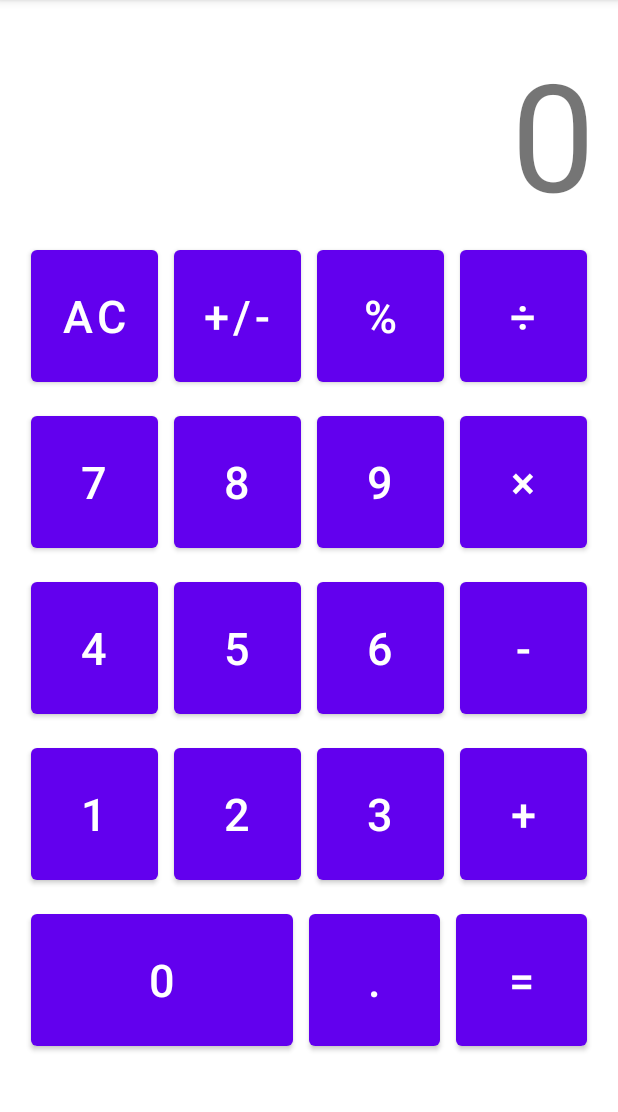
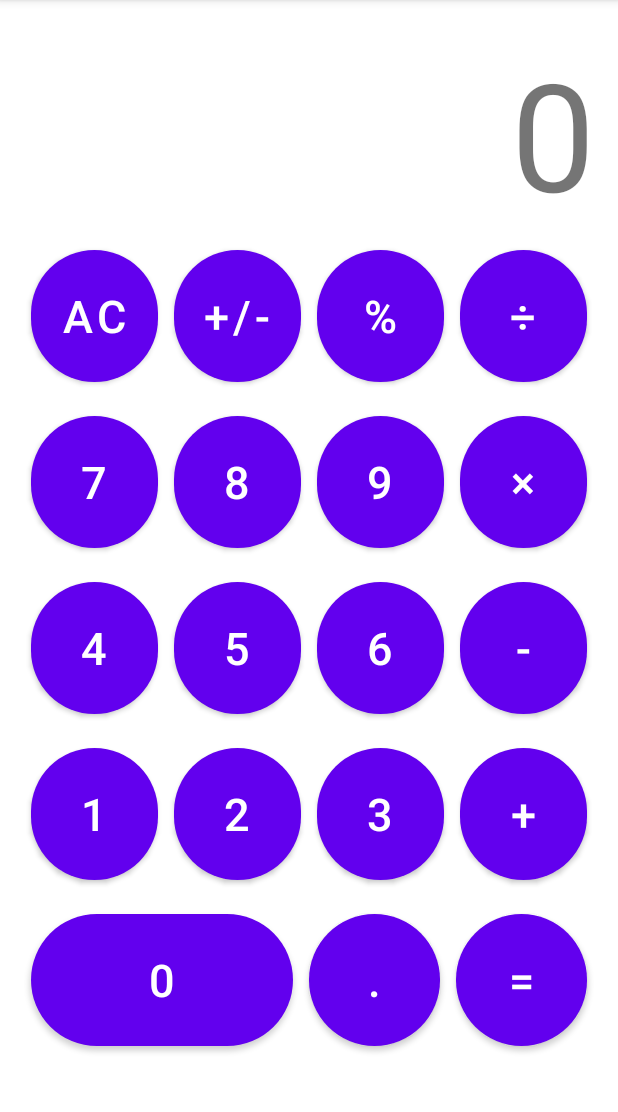
Before and after one commit to vuhe/recite-words, an Android app: the CalculatorActivity screen opened directly, with no data from a screen before it, on a phone screen of 412 x 824 dp, the part 84-1196 px from its top. Run offline under Robolectric (Android 15) with nearby library versions, the phone set to English and light mode, and no system bars.

Commit message:
feat(all): 调整样式

```diff
--- a/app/src/main/res/layout/activity_calculator.xml
+++ b/app/src/main/res/layout/activity_calculator.xml
@@ -1,5 +1,6 @@
 <?xml version="1.0" encoding="utf-8"?>
 <LinearLayout xmlns:android="http://schemas.android.com/apk/res/android"
+    xmlns:app="http://schemas.android.com/apk/res-auto"
     android:layout_margin="15dp"
     android:orientation="vertical"
     android:layout_width="match_parent"
@@ -13,170 +14,190 @@
             android:layout_width="wrap_content"
             android:layout_height="wrap_content"
             android:layout_gravity="bottom"
-            android:textSize="100dp"
-            android:text="0" />
+            android:textSize="100sp"
+            android:text="@string/zero" />
     </LinearLayout>
     <LinearLayout
         android:orientation="horizontal"
         android:layout_width="match_parent"
         android:layout_height="wrap_content">
-        <Button
+        <com.google.android.material.button.MaterialButton
             android:layout_margin="5dp"
             android:layout_width="0dp"
             android:layout_height="100dp"
             android:layout_weight="1"
-            android:textSize="30dp"
-            android:text="AC"/>
-        <Button
+            app:cornerRadius="50dp"
+            android:textSize="30sp"
+            android:text="@string/ac"/>
+        <com.google.android.material.button.MaterialButton
             android:layout_margin="5dp"
             android:layout_width="0dp"
             android:layout_height="100dp"
             android:layout_weight="1"
-            android:textSize="30dp"
-            android:text="+/-"/>
-        <Button
+            app:cornerRadius="50dp"
+            android:textSize="30sp"
+            android:text="@string/negative"/>
+        <com.google.android.material.button.MaterialButton
             android:layout_margin="5dp"
             android:layout_width="0dp"
             android:layout_height="100dp"
             android:layout_weight="1"
-            android:textSize="30dp"
-            android:text="%"/>
-        <Button
+            app:cornerRadius="50dp"
+            android:textSize="30sp"
+            android:text="@string/percent"/>
+        <com.google.android.material.button.MaterialButton
             android:layout_margin="5dp"
             android:layout_width="0dp"
             android:layout_height="100dp"
             android:layout_weight="1"
-            android:textSize="30dp"
-            android:text="÷"/>
+            app:cornerRadius="50dp"
+            android:textSize="30sp"
+            android:text="@string/division"/>
 
     </LinearLayout>
     <LinearLayout
         android:orientation="horizontal"
         android:layout_width="match_parent"
         android:layout_height="wrap_content">
-        <Button
+        <com.google.android.material.button.MaterialButton
             android:layout_margin="5dp"
             android:layout_width="0dp"
             android:layout_height="100dp"
             android:layout_weight="1"
-            android:textSize="30dp"
-            android:text="7"/>
-        <Button
+            app:cornerRadius="50dp"
+            android:textSize="30sp"
+            android:text="@string/seven"/>
+        <com.google.android.material.button.MaterialButton
             android:layout_margin="5dp"
             android:layout_width="0dp"
             android:layout_height="100dp"
             android:layout_weight="1"
-            android:textSize="30dp"
-            android:text="8"/>
-        <Button
+            app:cornerRadius="50dp"
+            android:textSize="30sp"
+            android:text="@string/eight"/>
+        <com.google.android.material.button.MaterialButton
             android:layout_margin="5dp"
             android:layout_width="0dp"
             android:layout_height="100dp"
             android:layout_weight="1"
-            android:textSize="30dp"
-            android:text="9"/>
-        <Button
+            app:cornerRadius="50dp"
+            android:textSize="30sp"
+            android:text="@string/nine"/>
+        <com.google.android.material.button.MaterialButton
             android:layout_margin="5dp"
             android:layout_width="0dp"
             android:layout_height="100dp"
             android:layout_weight="1"
-            android:textSize="30dp"
-            android:text="×"/>
+            app:cornerRadius="50dp"
+            android:textSize="30sp"
+            android:text="@string/multiply"/>
 
     </LinearLayout>
     <LinearLayout
         android:orientation="horizontal"
         android:layout_width="match_parent"
         android:layout_height="wrap_content">
-        <Button
+        <com.google.android.material.button.MaterialButton
             android:layout_margin="5dp"
             android:layout_width="0dp"
             android:layout_height="100dp"
             android:layout_weight="1"
-            android:textSize="30dp"
-            android:text="4"/>
-        <Button
+            app:cornerRadius="50dp"
+            android:textSize="30sp"
+            android:text="@string/four"/>
+        <com.google.android.material.button.MaterialButton
             android:layout_margin="5dp"
             android:layout_width="0dp"
             android:layout_height="100dp"
             android:layout_weight="1"
-            android:textSize="30dp"
-            android:text="5"/>
-        <Button
+            app:cornerRadius="50dp"
+            android:textSize="30sp"
+            android:text="@string/five"/>
+        <com.google.android.material.button.MaterialButton
             android:layout_margin="5dp"
             android:layout_width="0dp"
             android:layout_height="100dp"
             android:layout_weight="1"
-            android:textSize="30dp"
-            android:text="6"/>
-        <Button
+            app:cornerRadius="50dp"
+            android:textSize="30sp"
+            android:text="@string/six"/>
+        <com.google.android.material.button.MaterialButton
             android:layout_margin="5dp"
             android:layout_width="0dp"
             android:layout_height="100dp"
             android:layout_weight="1"
-            android:textSize="30dp"
-            android:text="-"/>
+            app:cornerRadius="50dp"
+            android:textSize="30sp"
+            android:text="@string/minus"/>
 
     </LinearLayout>
     <LinearLayout
         android:orientation="horizontal"
         android:layout_width="match_parent"
         android:layout_height="wrap_content">
-        <Button
+        <com.google.android.material.button.MaterialButton
             android:layout_margin="5dp"
             android:layout_width="0dp"
             android:layout_height="100dp"
             android:layout_weight="1"
-            android:textSize="30dp"
-            android:text="1"/>
-        <Button
+            app:cornerRadius="50dp"
+            android:textSize="30sp"
+            android:text="@string/one"/>
+        <com.google.android.material.button.MaterialButton
             android:layout_margin="5dp"
             android:layout_width="0dp"
             android:layout_height="100dp"
             android:layout_weight="1"
-            android:textSize="30dp"
-            android:text="2"/>
-        <Button
+            app:cornerRadius="50dp"
+            android:textSize="30sp"
+            android:text="@string/two"/>
+        <com.google.android.material.button.MaterialButton
             android:layout_margin="5dp"
             android:layout_width="0dp"
             android:layout_height="100dp"
             android:layout_weight="1"
-            android:textSize="30dp"
-            android:text="3"/>
-        <Button
+            app:cornerRadius="50dp"
+            android:textSize="30sp"
+            android:text="@string/three"/>
+        <com.google.android.material.button.MaterialButton
             android:layout_margin="5dp"
             android:layout_width="0dp"
             android:layout_height="100dp"
             android:layout_weight="1"
-            android:textSize="30dp"
-            android:text="+"/>
+            app:cornerRadius="50dp"
+            android:textSize="30sp"
+            android:text="@string/plus"/>
 
     </LinearLayout>
     <LinearLayout
         android:orientation="horizontal"
         android:layout_width="match_parent"
         android:layout_height="wrap_content">
-        <Button
-            android:layout_margin="5dp"
+
+        <com.google.android.material.button.MaterialButton
             android:layout_width="0dp"
             android:layout_height="100dp"
+            android:layout_margin="5dp"
             android:layout_weight="2"
-            android:textSize="30dp"
-            android:text="0"/>
-        <Button
+            android:text="@string/zero"
+            android:textSize="30sp"
+            app:cornerRadius="50dp" />
+        <com.google.android.material.button.MaterialButton
             android:layout_margin="5dp"
             android:layout_width="0dp"
             android:layout_height="100dp"
             android:layout_weight="1"
-            android:textSize="30dp"
-            android:text="."/>
-        <Button
+            app:cornerRadius="50dp"
+            android:textSize="30sp"
+            android:text="@string/point"/>
+        <com.google.android.material.button.MaterialButton
             android:layout_margin="5dp"
             android:layout_width="0dp"
             android:layout_height="100dp"
             android:layout_weight="1"
-            android:textSize="30dp"
-            android:text="="/>
+            app:cornerRadius="50dp"
+            android:textSize="30sp"
+            android:text="@string/equal"/>
 
     </LinearLayout>
 
--- a/app/src/main/res/layout/activity_main.xml
+++ b/app/src/main/res/layout/activity_main.xml
@@ -1,67 +1,62 @@
 <?xml version="1.0" encoding="utf-8"?>
-<LinearLayout
-    xmlns:android="http://schemas.android.com/apk/res/android"
+<LinearLayout xmlns:android="http://schemas.android.com/apk/res/android"
+    xmlns:app="http://schemas.android.com/apk/res-auto"
     android:orientation="vertical"
     android:layout_width="match_parent"
-    android:layout_height="match_parent" >
+    android:layout_height="match_parent">
 
-    <ImageView
+    <com.google.android.material.imageview.ShapeableImageView
         android:layout_margin="15pt"
         android:layout_width="200dp"
         android:layout_height="200dp"
         android:layout_gravity="center"
+        app:shapeAppearanceOverlay="@style/circleImageStyle"
         android:src="@drawable/avatar" />
 
-    <LinearLayout
+    <com.google.android.material.textfield.TextInputLayout
         android:layout_margin="15dp"
         android:layout_width="match_parent"
-        android:layout_height="60dp"
-        android:orientation="horizontal">
-        <TextView
-            android:layout_width="wrap_content"
-            android:layout_height="wrap_content"
-            android:layout_gravity="center_vertical"
-            android:textSize="18sp"
-            android:text="账号: " />
+        android:layout_height="wrap_content">
+
         <EditText
             android:id="@+id/accountEdit"
-            android:layout_width="0dp"
+            android:layout_width="match_parent"
             android:layout_height="wrap_content"
-            android:layout_weight="1"
-            android:layout_gravity="center_vertical" />
-    </LinearLayout>
-    <LinearLayout
+            android:hint="@string/account"
+            android:autofillHints="username"
+            android:inputType="text" />
+
+    </com.google.android.material.textfield.TextInputLayout>
+
+    <com.google.android.material.textfield.TextInputLayout
         android:layout_margin="15dp"
         android:layout_width="match_parent"
-        android:layout_height="60dp"
-        android:orientation="horizontal">
-        <TextView
-            android:layout_width="wrap_content"
-            android:layout_height="wrap_content"
-            android:layout_gravity="center_vertical"
-            android:textSize="18sp"
-            android:text="密码: " />
+        android:layout_height="wrap_content">
+
         <EditText
             android:id="@+id/passwordEdit"
-            android:layout_width="0dp"
+            android:layout_width="match_parent"
             android:layout_height="wrap_content"
-            android:layout_weight="1"
-            android:layout_gravity="center_vertical"
+            android:hint="@string/password"
+            android:autofillHints="password"
             android:inputType="textPassword"/>
-    </LinearLayout>
 
-    <Button
+    </com.google.android.material.textfield.TextInputLayout>
+
+    <com.google.android.material.button.MaterialButton
         android:layout_margin="15dp"
         android:id="@+id/xmlLoginBtn"
         android:layout_width="match_parent"
         android:layout_height="wrap_content"
-        android:text="XML验证登录" />
+        app:cornerRadius="30dp"
+        android:text="@string/xml_login" />
 
-    <Button
+    <com.google.android.material.button.MaterialButton
         android:layout_margin="15dp"
         android:id="@+id/jsonLoginBtn"
         android:layout_width="match_parent"
         android:layout_height="wrap_content"
-        android:text="JSON验证登录" />
+        app:cornerRadius="30dp"
+        android:text="@string/json_login" />
 
 </LinearLayout>
--- a/app/src/main/res/values/strings.xml
+++ b/app/src/main/res/values/strings.xml
@@ -1,3 +1,26 @@
 <resources>
     <string name="app_name">Android Test</string>
+    <string name="equal">=</string>
+    <string name="point">.</string>
+    <string name="zero">0</string>
+    <string name="plus">+</string>
+    <string name="three">3</string>
+    <string name="two">2</string>
+    <string name="one">1</string>
+    <string name="minus">-</string>
+    <string name="six">6</string>
+    <string name="five">5</string>
+    <string name="four">4</string>
+    <string name="multiply">×</string>
+    <string name="nine">9</string>
+    <string name="eight">8</string>
+    <string name="seven">7</string>
+    <string name="division">÷</string>
+    <string name="percent">%</string>
+    <string name="negative">+/-</string>
+    <string name="ac">AC</string>
+    <string name="account">账号</string>
+    <string name="password">密码</string>
+    <string name="xml_login">XML验证登录</string>
+    <string name="json_login">JSON验证登录</string>
 </resources>
--- a/app/src/main/res/values/themes.xml
+++ b/app/src/main/res/values/themes.xml
@@ -13,4 +13,9 @@
         <item name="android:statusBarColor" tools:targetApi="l">?attr/colorPrimaryVariant</item>
         <!-- Customize your theme here. -->
     </style>
+    <!-- 圆形图片 -->
+    <style name="circleImageStyle">
+        <item name="cornerFamily">rounded</item>
+        <item name="cornerSize">50%</item>
+    </style>
 </resources>
```
